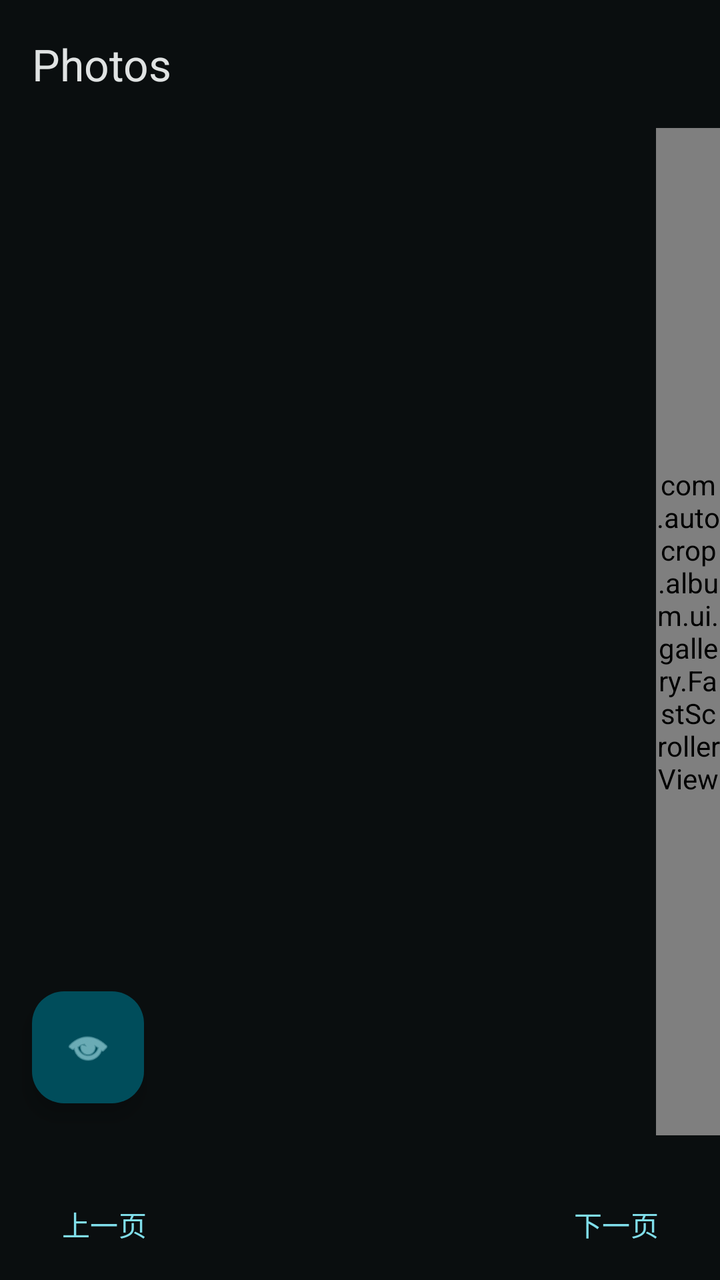
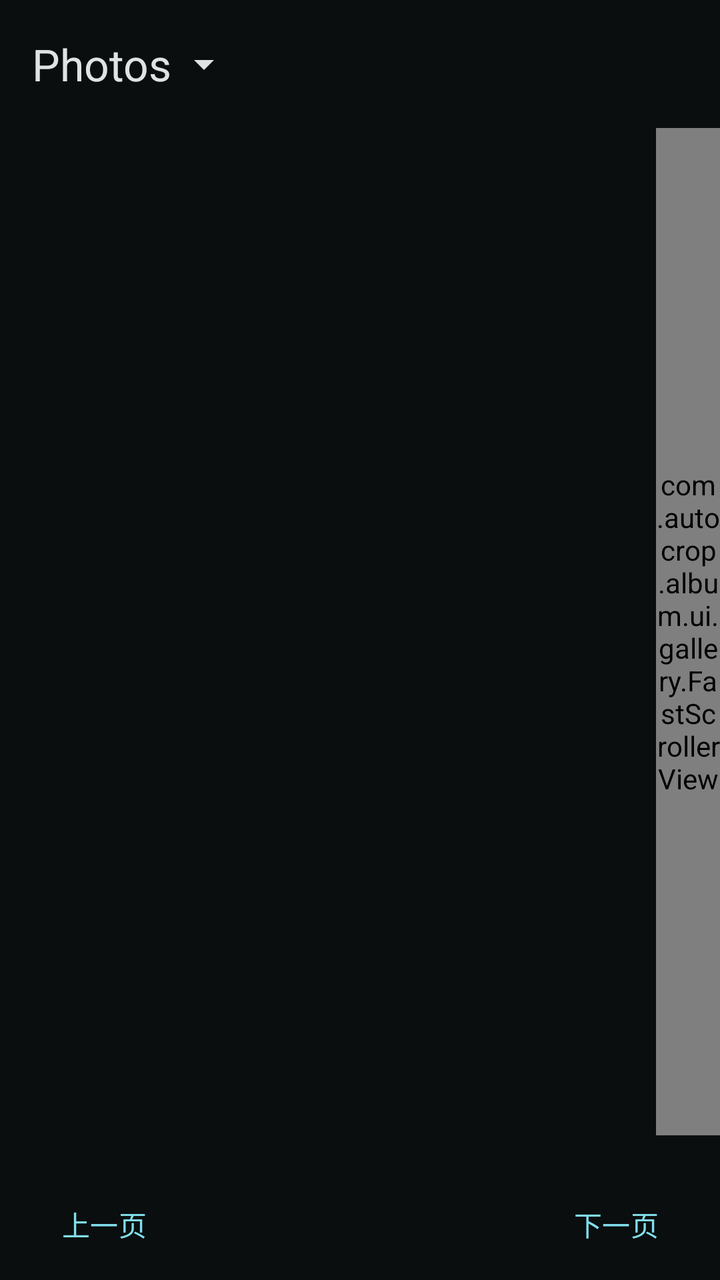

An Android layout rendered at two revisions. The XML below is the earlier revision; the diff shows what the commit changed to produce the second picture.
<!-- AndroidManifest.xml: application theme Theme.AutoCropAlbum -->
<!-- res/layout/activity_gallery.xml -->
<?xml version="1.0" encoding="utf-8"?>
<LinearLayout xmlns:android="http://schemas.android.com/apk/res/android"
    xmlns:app="http://schemas.android.com/apk/res-auto"
    xmlns:tools="http://schemas.android.com/tools"
    android:layout_width="match_parent" android:layout_height="match_parent"
    android:orientation="vertical" android:background="?attr/colorSurface"
    tools:context=".ui.gallery.GalleryActivity">

    <com.google.android.material.appbar.MaterialToolbar
        android:id="@+id/toolbar" android:layout_width="match_parent"
        android:layout_height="?attr/actionBarSize" app:title="@string/gallery_title"
        app:titleTextColor="?attr/colorOnSurface" />

    <FrameLayout android:layout_width="match_parent" android:layout_height="0dp" android:layout_weight="1">
        <androidx.recyclerview.widget.RecyclerView android:id="@+id/recyclerView"
            android:layout_width="match_parent" android:layout_height="match_parent"
            android:clipToPadding="false" android:padding="4dp"
            tools:listitem="@layout/item_gallery_image" />
        <com.autocrop.album.ui.gallery.FastScrollerView android:id="@+id/fastScroller"
            android:layout_width="32dp" android:layout_height="match_parent" android:layout_gravity="end" />
        <TextView android:id="@+id/emptyView" android:layout_width="wrap_content"
            android:layout_height="wrap_content" android:layout_gravity="center"
            android:padding="24dp" android:text="@string/no_images_found"
            android:textAppearance="?attr/textAppearanceBodyLarge" android:visibility="gone" />
        <com.google.android.material.progressindicator.CircularProgressIndicator android:id="@+id/progressBar"
            android:layout_width="wrap_content" android:layout_height="wrap_content"
            android:layout_gravity="center" android:indeterminate="true" android:visibility="gone" />
        <com.google.android.material.floatingactionbutton.FloatingActionButton android:id="@+id/btnSelectFolder"
            android:layout_width="wrap_content" android:layout_height="wrap_content"
            android:layout_gravity="bottom|start" android:layout_margin="16dp"
            android:contentDescription="@string/select_folder" app:srcCompat="@android:drawable/ic_menu_view" />
    </FrameLayout>

    <LinearLayout android:layout_width="match_parent" android:layout_height="wrap_content"
        android:orientation="vertical" android:paddingHorizontal="8dp" android:paddingBottom="4dp">
        <TextView android:id="@+id/pageRange" android:layout_width="match_parent"
            android:layout_height="wrap_content" android:gravity="center"
            android:textAppearance="?attr/textAppearanceBodySmall" android:paddingTop="4dp" />
        <LinearLayout android:layout_width="match_parent" android:layout_height="wrap_content"
            android:orientation="horizontal" android:gravity="center_vertical">
            <com.google.android.material.button.MaterialButton android:id="@+id/btnPreviousPage"
                style="@style/Widget.Material3.Button.TextButton" android:layout_width="wrap_content"
                android:layout_height="wrap_content" android:text="@string/previous_page" />
            <com.google.android.material.button.MaterialButton android:id="@+id/btnPageNumber"
                style="@style/Widget.Material3.Button.TextButton" android:layout_width="0dp"
                android:layout_height="wrap_content" android:layout_weight="1" android:minWidth="0dp"
                android:contentDescription="@string/jump_to_page" />
            <com.google.android.material.button.MaterialButton android:id="@+id/btnNextPage"
                style="@style/Widget.Material3.Button.TextButton" android:layout_width="wrap_content"
                android:layout_height="wrap_content" android:text="@string/next_page" />
        </LinearLayout>
    </LinearLayout>
</LinearLayout>
<!-- res/layout/item_gallery_image.xml (included above) -->
<?xml version="1.0" encoding="utf-8"?>
<com.google.android.material.card.MaterialCardView xmlns:android="http://schemas.android.com/apk/res/android"
    xmlns:app="http://schemas.android.com/apk/res-auto"
    android:id="@+id/cardView"
    android:layout_width="match_parent"
    android:layout_height="wrap_content"
    android:layout_margin="4dp"
    app:cardBackgroundColor="?attr/colorSurfaceVariant"
    app:cardCornerRadius="8dp"
    app:cardElevation="2dp">

    <ImageView
        android:id="@+id/imageView"
        android:layout_width="match_parent"
        android:layout_height="120dp"
        android:scaleType="fitCenter"
        android:contentDescription="@string/gallery_title" />

</com.google.android.material.card.MaterialCardView>
<!-- resources referenced by this layout -->
<resources>
  <string name="gallery_title">Photos</string>
  <string name="jump_to_page">跳转到页</string>
  <string name="next_page">下一页</string>
  <string name="no_images_found">No images found</string>
  <string name="previous_page">上一页</string>
  <string name="select_folder">Select Folder</string>
  <color name="md_theme_dark_primary">#80DEEA</color>
  <color name="md_theme_dark_onPrimary">#003640</color>
  <color name="md_theme_dark_primaryContainer">#004D5B</color>
  <color name="md_theme_dark_onPrimaryContainer">#B2EBF2</color>
  <color name="md_theme_dark_secondary">#FFD54F</color>
  <color name="md_theme_dark_onSecondary">#3E2D00</color>
  <color name="md_theme_dark_secondaryContainer">#594400</color>
  <color name="md_theme_dark_onSecondaryContainer">#FFE9A3</color>
  <color name="md_theme_dark_tertiary">#CE93D8</color>
  <color name="md_theme_dark_onTertiary">#3B1948</color>
  <color name="md_theme_dark_tertiaryContainer">#532F5F</color>
  <color name="md_theme_dark_onTertiaryContainer">#EDD7F5</color>
  <color name="md_theme_dark_error">#FFB4AB</color>
  <color name="md_theme_dark_errorContainer">#93000A</color>
  <color name="md_theme_dark_onError">#690005</color>
  <color name="md_theme_dark_onErrorContainer">#FFDAD6</color>
  <color name="md_theme_dark_background">#0A0E0F</color>
  <color name="md_theme_dark_onBackground">#E0E3E3</color>
  <color name="md_theme_dark_surface">#0A0E0F</color>
  <color name="md_theme_dark_onSurface">#E0E3E3</color>
  <color name="md_theme_dark_surfaceVariant">#3F484A</color>
  <color name="md_theme_dark_onSurfaceVariant">#BFC8CA</color>
  <color name="md_theme_dark_outline">#8A9294</color>
  <color name="md_theme_dark_outlineVariant">#3F484A</color>
  <!-- unchanged entries left out for length: 1 -->
</resources>

<!-- the commit's change to res/layout/activity_gallery.xml (unified diff, before → after) -->
@@ -8,8 +8,17 @@
 
     <com.google.android.material.appbar.MaterialToolbar
         android:id="@+id/toolbar" android:layout_width="match_parent"
-        android:layout_height="?attr/actionBarSize" app:title="@string/gallery_title"
-        app:titleTextColor="?attr/colorOnSurface" />
+        android:layout_height="?attr/actionBarSize">
+        <TextView android:id="@+id/folderName"
+            android:layout_width="wrap_content" android:layout_height="match_parent"
+            android:layout_gravity="start|center_vertical" android:gravity="center_vertical"
+            android:minHeight="48dp" android:paddingEnd="8dp"
+            android:singleLine="true" android:ellipsize="end"
+            android:text="@string/gallery_title" android:textAppearance="?attr/textAppearanceTitleLarge"
+            android:textColor="?attr/colorOnSurface" android:drawableEnd="@drawable/ic_expand_more"
+            android:drawablePadding="4dp" android:clickable="true" android:focusable="true"
+            android:background="?attr/selectableItemBackground" />
+    </com.google.android.material.appbar.MaterialToolbar>
 
     <FrameLayout android:layout_width="match_parent" android:layout_height="0dp" android:layout_weight="1">
         <androidx.recyclerview.widget.RecyclerView android:id="@+id/recyclerView"
@@ -25,10 +34,6 @@
         <com.google.android.material.progressindicator.CircularProgressIndicator android:id="@+id/progressBar"
             android:layout_width="wrap_content" android:layout_height="wrap_content"
             android:layout_gravity="center" android:indeterminate="true" android:visibility="gone" />
-        <com.google.android.material.floatingactionbutton.FloatingActionButton android:id="@+id/btnSelectFolder"
-            android:layout_width="wrap_content" android:layout_height="wrap_content"
-            android:layout_gravity="bottom|start" android:layout_margin="16dp"
-            android:contentDescription="@string/select_folder" app:srcCompat="@android:drawable/ic_menu_view" />
     </FrameLayout>
 
     <LinearLayout android:layout_width="match_parent" android:layout_height="wrap_content"
<!-- resource entries referenced after the edit -->
@@ -1,11 +1,18 @@
 <!-- resources referenced by this layout -->
 <resources>
+  <!-- drawable ic_expand_more (drawable) -->
+  <vector xmlns:android="http://schemas.android.com/apk/res/android"
+      android:width="24dp" android:height="24dp"
+      android:viewportWidth="24" android:viewportHeight="24"
+      android:tint="?attr/colorOnSurface">
+      <path android:fillColor="@android:color/white"
+          android:pathData="M7,10l5,5 5,-5z" />
+  </vector>
   <string name="gallery_title">Photos</string>
   <string name="jump_to_page">跳转到页</string>
   <string name="next_page">下一页</string>
   <string name="no_images_found">No images found</string>
   <string name="previous_page">上一页</string>
-  <string name="select_folder">Select Folder</string>
   <color name="md_theme_dark_primary">#80DEEA</color>
   <color name="md_theme_dark_onPrimary">#003640</color>
   <color name="md_theme_dark_primaryContainer">#004D5B</color>
